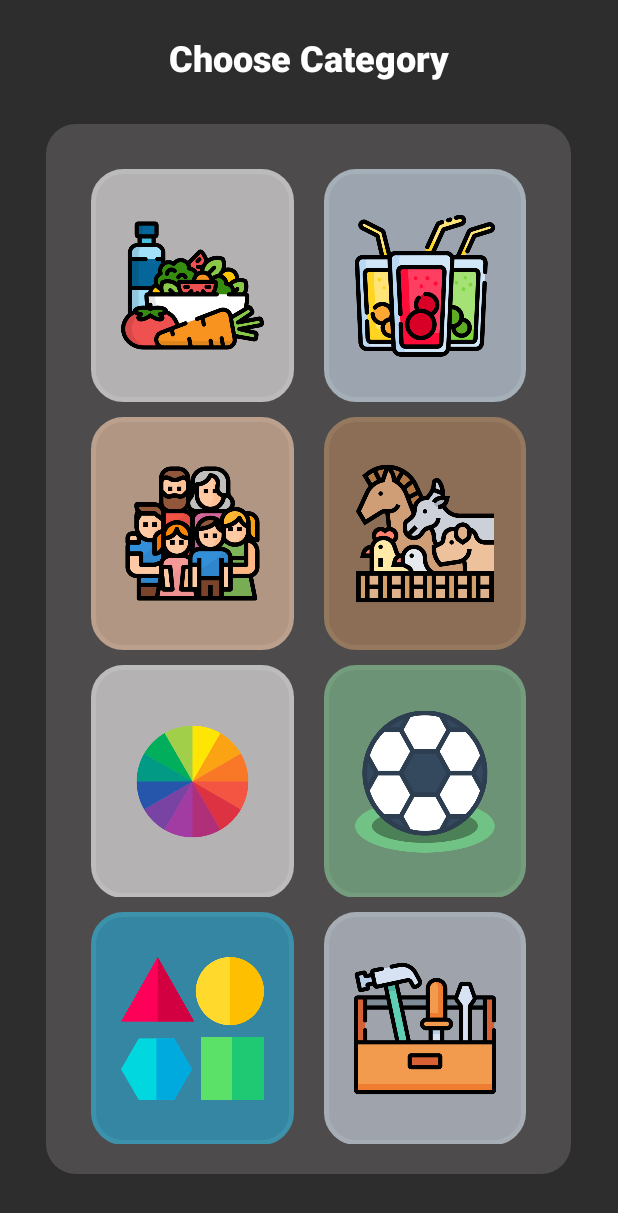
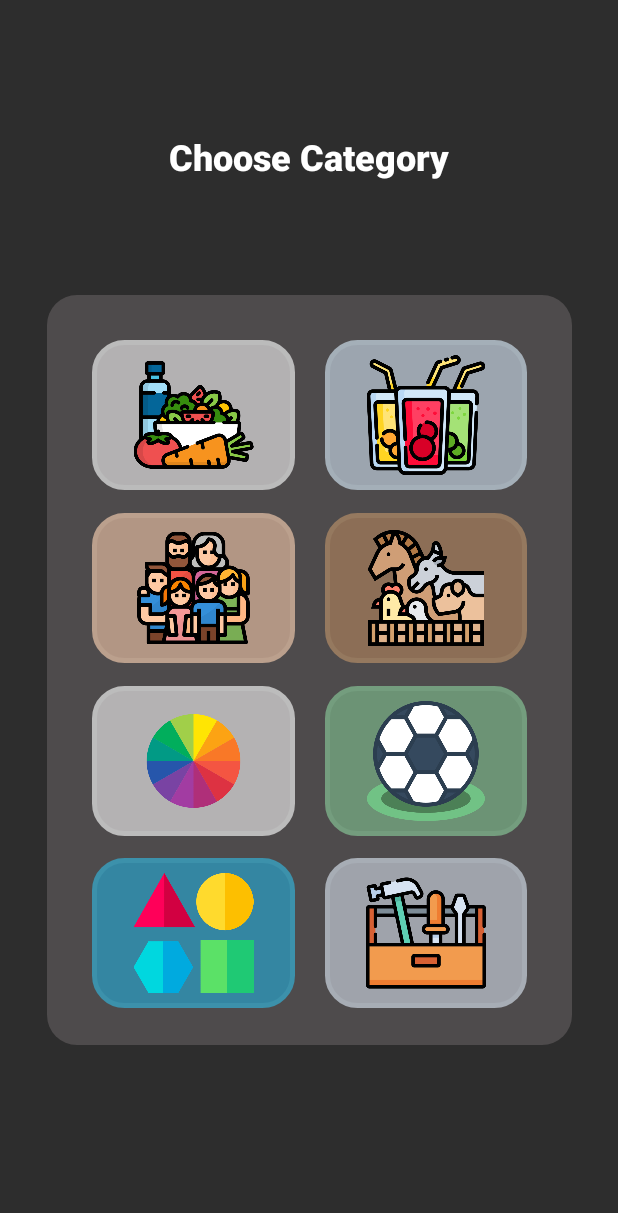
Before and after one commit to Abdallah-Elsobky/English_learning_app, an Android app: the screen it shows after launch (MainActivity), on a phone screen of 412 x 824 dp. Shown: the top 1213 px of the screen. Run offline under Robolectric (Android 15) with nearby library versions, the phone set to English and light mode, and no system bars.

Commit message:
change the main_activity style

```diff
--- a/app/src/main/res/layout/activity_main.xml
+++ b/app/src/main/res/layout/activity_main.xml
@@ -23,16 +23,15 @@
     <TableLayout
         android:id="@+id/tableLayout"
         android:layout_width="350dp"
-        android:layout_height="700dp"
+        android:layout_height="500dp"
         android:background="@drawable/text_bk"
         android:backgroundTint="#4E4B4C"
         android:weightSum="4"
         app:layout_constraintBottom_toBottomOf="parent"
         app:layout_constraintEnd_toEndOf="parent"
-        app:layout_constraintHorizontal_bias="0.491"
         app:layout_constraintStart_toStartOf="parent"
         app:layout_constraintTop_toTopOf="parent"
-        app:layout_constraintVertical_bias="0.664">
+        app:layout_constraintVertical_bias="0.608">
 
         <TableRow
             android:layout_width="match_parent"
@@ -43,25 +42,25 @@
             <ImageView
                 android:id="@+id/foods"
                 android:layout_width="300dp"
-                android:layout_height="155dp"
+                android:layout_height="100dp"
                 android:layout_margin="10dp"
                 android:layout_weight="1"
                 android:background="@drawable/imgbutton_bk"
                 android:backgroundTint="#80FEFEFE"
                 android:backgroundTintMode="src_over"
-                android:padding="20dp"
+                android:padding="10dp"
                 app:srcCompat="@drawable/diet" />
 
             <ImageView
                 android:id="@+id/drinks"
                 android:layout_width="300dp"
-                android:layout_height="155dp"
+                android:layout_height="100dp"
                 android:layout_margin="10dp"
                 android:layout_weight="1"
                 android:background="@drawable/imgbutton_bk"
                 android:backgroundTint="#80D0E6F7"
                 android:backgroundTintMode="src_over"
-                android:padding="20dp"
+                android:padding="10dp"
                 app:srcCompat="@drawable/drink" />
         </TableRow>
 
@@ -74,25 +73,25 @@
             <ImageView
                 android:id="@+id/family"
                 android:layout_width="300dp"
-                android:layout_height="155dp"
+                android:layout_height="100dp"
                 android:layout_margin="10dp"
                 android:layout_weight="1"
                 android:background="@drawable/imgbutton_bk"
                 android:backgroundTint="#80FDC8A2"
                 android:backgroundTintMode="src_over"
-                android:padding="20dp"
+                android:padding="10dp"
                 app:srcCompat="@drawable/family" />
 
             <ImageView
                 android:id="@+id/animals"
                 android:layout_width="300dp"
-                android:layout_height="155dp"
+                android:layout_height="100dp"
                 android:layout_margin="10dp"
                 android:layout_weight="1"
                 android:background="@drawable/imgbutton_bk"
                 android:backgroundTint="#80B17946"
                 android:backgroundTintMode="src_over"
-                android:padding="20dp"
+                android:padding="10dp"
                 app:srcCompat="@drawable/livestock" />
         </TableRow>
 
@@ -105,25 +104,25 @@
             <ImageView
                 android:id="@+id/colors"
                 android:layout_width="300dp"
-                android:layout_height="155dp"
+                android:layout_height="100dp"
                 android:layout_margin="10dp"
                 android:layout_weight="1"
                 android:background="@drawable/imgbutton_bk"
                 android:backgroundTint="#80FFFFFF"
                 android:backgroundTintMode="src_over"
-                android:padding="20dp"
+                android:padding="10dp"
                 app:srcCompat="@drawable/colors" />
 
             <ImageView
                 android:id="@+id/footballers"
                 android:layout_width="300dp"
-                android:layout_height="155dp"
+                android:layout_height="100dp"
                 android:layout_margin="10dp"
                 android:layout_weight="1"
                 android:background="@drawable/imgbutton_bk"
                 android:backgroundTint="#8071C184"
                 android:backgroundTintMode="src_over"
-                android:padding="20dp"
+                android:padding="10dp"
                 app:srcCompat="@drawable/football" />
         </TableRow>
 
@@ -136,25 +135,25 @@
             <ImageView
                 android:id="@+id/shapes"
                 android:layout_width="300dp"
-                android:layout_height="155dp"
+                android:layout_height="100dp"
                 android:layout_margin="10dp"
                 android:layout_weight="1"
                 android:background="@drawable/imgbutton_bk"
                 android:backgroundTint="#8000A9DE"
                 android:backgroundTintMode="src_over"
-                android:padding="20dp"
+                android:padding="10dp"
                 app:srcCompat="@drawable/shapes" />
 
             <ImageView
                 android:id="@+id/tools"
                 android:layout_width="300dp"
-                android:layout_height="155dp"
+                android:layout_height="100dp"
                 android:layout_margin="10dp"
                 android:layout_weight="1"
                 android:background="@drawable/imgbutton_bk"
                 android:backgroundTint="#80D6E2F1"
                 android:backgroundTintMode="src_over"
-                android:padding="20dp"
+                android:padding="10dp"
                 app:srcCompat="@drawable/toolbox" />
         </TableRow>
 
@@ -163,7 +162,7 @@
     <TextView
         android:layout_width="211dp"
         android:layout_height="wrap_content"
-        android:layout_marginBottom="28dp"
+        android:layout_marginBottom="76dp"
         android:fontFamily="sans-serif-black"
         android:text="Choose Category"
         android:textAlignment="center"
@@ -171,6 +170,7 @@
         android:textSize="24dp"
         app:layout_constraintBottom_toTopOf="@+id/tableLayout"
         app:layout_constraintEnd_toEndOf="parent"
+        app:layout_constraintHorizontal_bias="0.502"
         app:layout_constraintStart_toStartOf="parent" />
 
 </androidx.constraintlayout.widget.ConstraintLayout>
```
